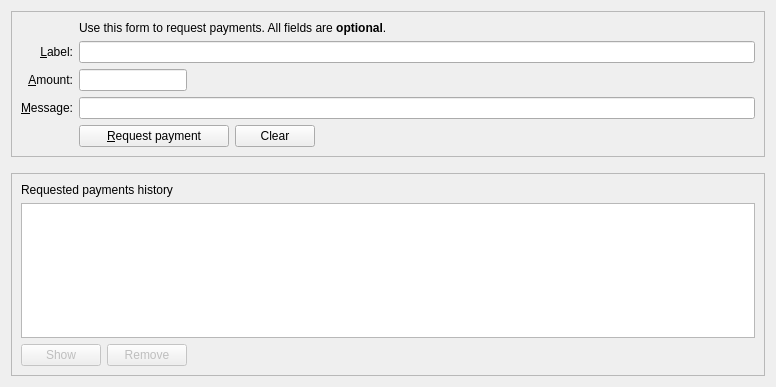
Before: the Qt Designer form src/qt/forms/receivecoinsdialog.ui in The-Yerbas-Endeavor/yerbas, drawn with Qt 5.
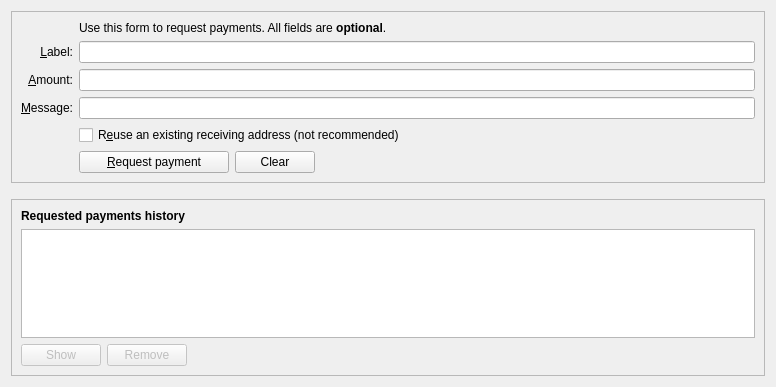
After: the same form once the commit is applied. Custom widgets are drawn as their Qt base class.

Patch:
```diff
--- a/src/qt/forms/receivecoinsdialog.ui
+++ b/src/qt/forms/receivecoinsdialog.ui
@@ -28,6 +28,23 @@
      <layout class="QVBoxLayout" name="verticalLayout_3">
       <item>
        <layout class="QGridLayout" name="gridLayout">
+        <item row="7" column="2">
+         <widget class="QCheckBox" name="reuseAddress">
+          <property name="toolTip">
+           <string>Reuse one of the previously used receiving addresses.&lt;br&gt;Reusing addresses has security and privacy issues.&lt;br&gt;Do not use this unless re-generating a payment request made before.</string>
+          </property>
+          <property name="text">
+           <string>R&amp;euse an existing receiving address (not recommended)</string>
+          </property>
+         </widget>
+        </item>
+        <item row="7" column="0">
+         <widget class="QLabel" name="label_4">
+          <property name="text">
+           <string/>
+          </property>
+         </widget>
+        </item>
         <item row="6" column="0">
          <widget class="QLabel" name="label_3">
           <property name="toolTip">
@@ -97,7 +114,20 @@
           </property>
          </widget>
         </item>
-        <item row="7" column="2">
+        <item row="5" column="2">
+         <widget class="BitcoinAmountField" name="reqAmount">
+          <property name="minimumSize">
+           <size>
+            <width>80</width>
+            <height>0</height>
+           </size>
+          </property>
+          <property name="toolTip">
+           <string>An optional amount to request. Leave this empty or zero to not request a specific amount.</string>
+          </property>
+         </widget>
+        </item>
+        <item row="8" column="2">
          <layout class="QHBoxLayout" name="horizontalLayout">
           <item>
            <widget class="QPushButton" name="receiveButton">
@@ -146,43 +176,13 @@
           </item>
          </layout>
         </item>
-        <item row="7" column="0">
+        <item row="8" column="0">
          <widget class="QLabel" name="label_7">
           <property name="text">
            <string/>
           </property>
          </widget>
         </item>
-        <item row="5" column="2">
-         <layout class="QHBoxLayout" name="horizontalLayout_4" stretch="0,1">
-          <property name="spacing">
-           <number>0</number>
-          </property>
-          <property name="topMargin">
-           <number>0</number>
-          </property>
-          <item>
-           <widget class="BitcoinAmountField" name="reqAmount">
-            <property name="toolTip">
-             <string>An optional amount to request. Leave this empty or zero to not request a specific amount.</string>
-            </property>
-           </widget>
-          </item>
-          <item>
-           <spacer name="horizontalSpacer_3">
-            <property name="orientation">
-             <enum>Qt::Horizontal</enum>
-            </property>
-            <property name="sizeHint" stdset="0">
-             <size>
-              <width>40</width>
-              <height>20</height>
-             </size>
-            </property>
-           </spacer>
-          </item>
-         </layout>
-        </item>
        </layout>
       </item>
      </layout>
@@ -218,6 +218,12 @@
      <layout class="QVBoxLayout" name="verticalLayout_2">
       <item>
        <widget class="QLabel" name="label_6">
+        <property name="font">
+         <font>
+          <weight>75</weight>
+          <bold>true</bold>
+         </font>
+        </property>
         <property name="text">
          <string>Requested payments history</string>
         </property>
```
Left out of the diff: 7 changed lines with no effect on the pictures.
